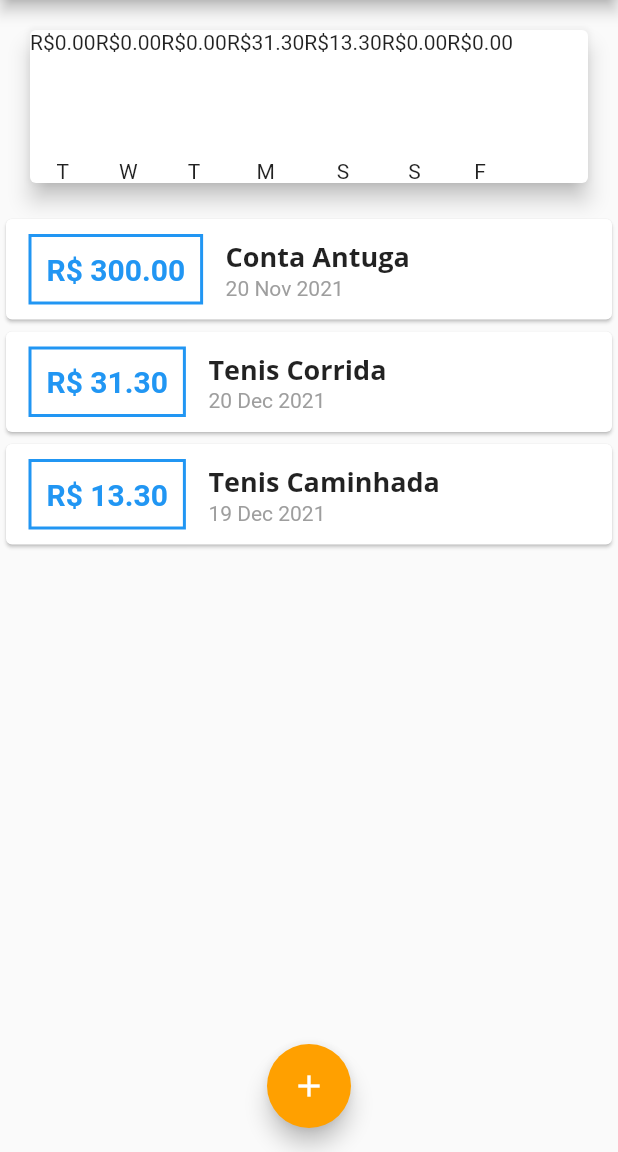
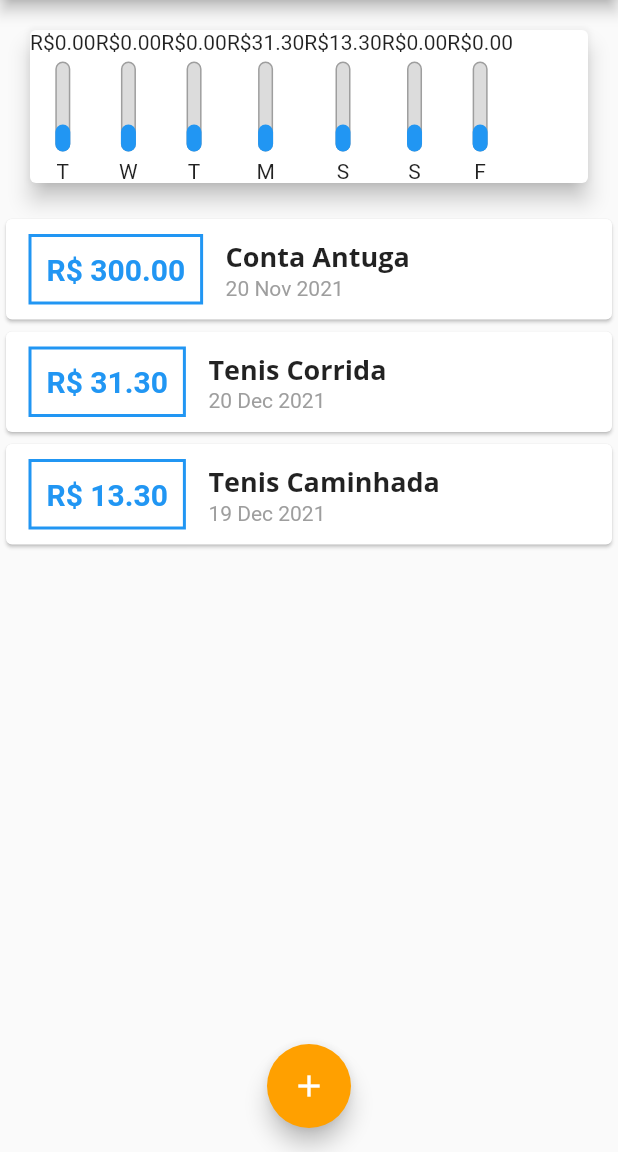
Before and after one commit to mbj-junior/Estudo-Flutter, a Flutter app: the screen it shows after launch, on a phone screen of 412 x 824 dp, the part 84-1236 px from its top. Run offline on Flutter 3.47's test engine with Material 2 defaults, Android fonts, the light colour scheme and no system bars.

Commit message:
upadate in the chart

```diff
--- a/expenses/lib/components/chart.dart
+++ b/expenses/lib/components/chart.dart
@@ -39,7 +39,11 @@ class Chart extends StatelessWidget {
       margin: EdgeInsets.all(20),
       child: Row(
         children: grupedTransactions.map((tr) {
-          return ChartBar(label: tr['day'], value: tr['value'], percentage: 0);
+          return ChartBar(
+            label: tr['day'],
+            value: tr['value'],
+            percentage: 0.3,
+          );
         }).toList(),
       ),
     );
--- a/expenses/lib/components/chart_bar.dart
+++ b/expenses/lib/components/chart_bar.dart
@@ -22,7 +22,27 @@ class ChartBar extends StatelessWidget {
         Container(
           height: 60,
           width: 10,
-          child: null,
+          child: Stack(
+            alignment: Alignment.bottomCenter,
+            children: <Widget>[
+              Container(
+                decoration: BoxDecoration(
+                  border: Border.all(color: Colors.grey, width: 1.0),
+                  color: Color.fromRGBO(220, 220, 220, 1),
+                  borderRadius: BorderRadius.circular(5),
+                ),
+              ),
+              FractionallySizedBox(
+                heightFactor: percentage,
+                child: Container(
+                  decoration: BoxDecoration(
+                    color: Theme.of(context).primaryColor,
+                    borderRadius: BorderRadius.circular(5),
+                  ),
+                ),
+              )
+            ],
+          ),
         ),
         SizedBox(
           height: 5,
```
